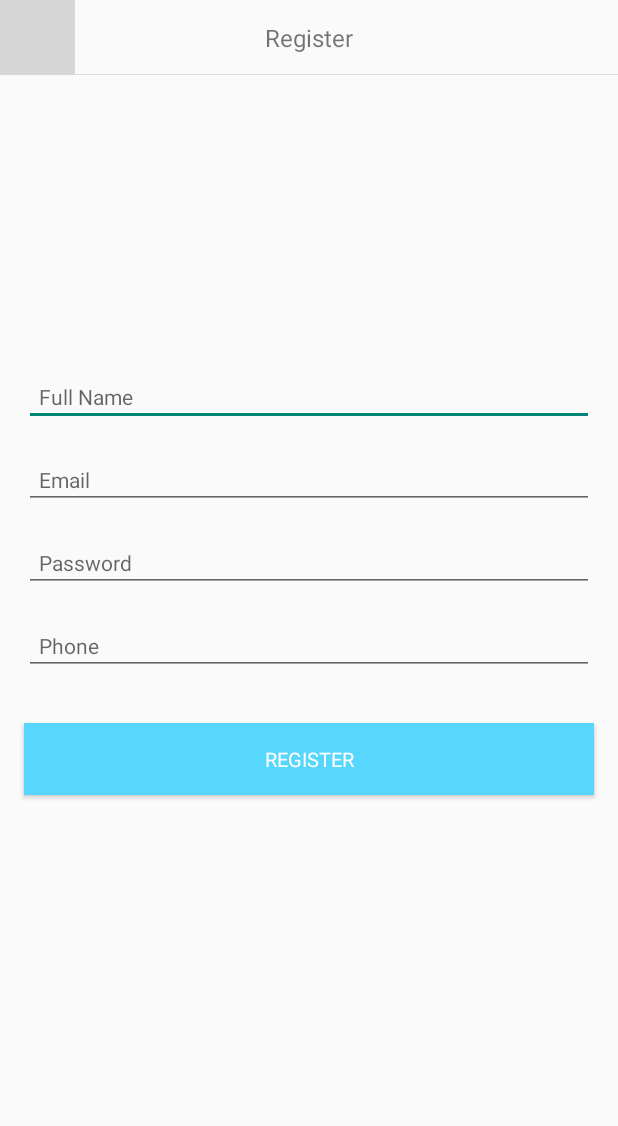
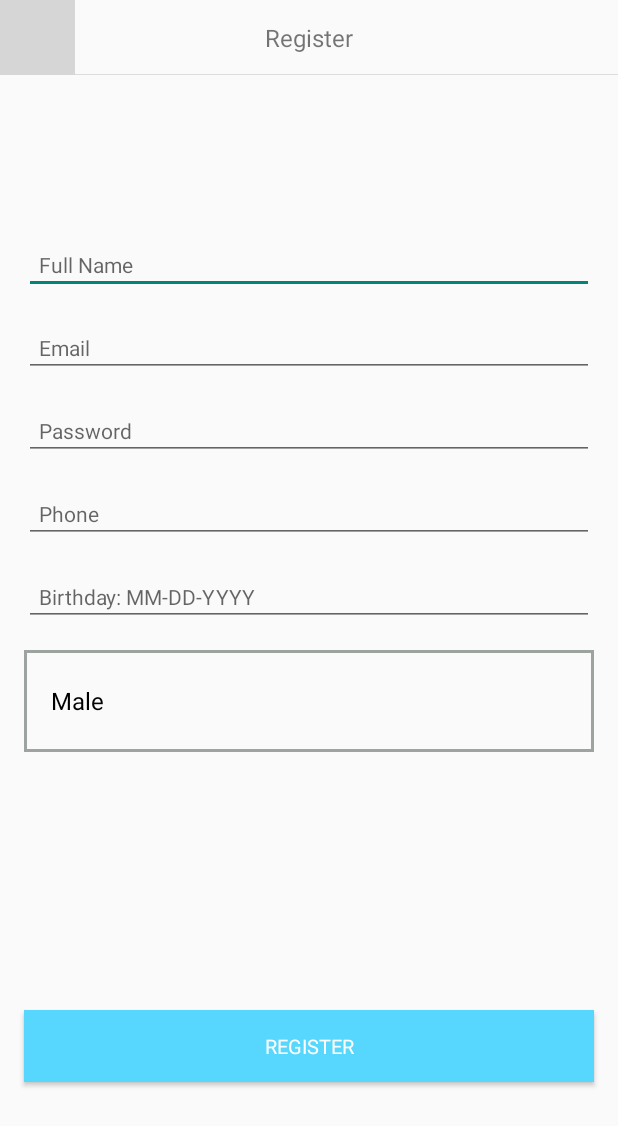
Before and after one commit to ShijieZ123/COMP90018Asm2_02, an Android app: the screen it shows after launch (Register), after a tap on "New Here ? Create Account", on a phone screen of 412 x 824 dp. Shown: the top 1126 px of the screen. Run offline under Robolectric (Android 15) with nearby library versions, the light colour scheme and no system bars; our stand-ins replace Firebase (no records; nobody signed in at launch, a user with empty details on screens opened directly); Roboto replaces fonts that are not available here; grey boxes are pictures that could not be loaded.

Commit message:
profile icon and details

```diff
--- a/app/build.gradle
+++ b/app/build.gradle
@@ -30,7 +30,7 @@ dependencies {
     testImplementation 'junit:junit:4.12'
     implementation 'com.android.support:recyclerview-v7:23.2.1'
     androidTestImplementation 'androidx.test.ext:junit:1.1.1'
-    androidTestImplementation 'androidx.test.espresso:espresso-core:3.2.0'
+    androidTestImplementation 'androidx.test.espresso:espresso-core:2.5.2'
     implementation 'com.jakewharton:butterknife:10.0.0'
     annotationProcessor 'com.jakewharton:butterknife-compiler:10.0.0'
     implementation 'com.squareup.okhttp3:okhttp:3.0.1'
--- a/app/src/main/java/com/derek/googlemap/View/Register.java
+++ b/app/src/main/java/com/derek/googlemap/View/Register.java
@@ -10,10 +10,13 @@ import android.os.Bundle;
 import android.text.TextUtils;
 import android.util.Log;
 import android.view.View;
+import android.widget.AdapterView;
+import android.widget.ArrayAdapter;
 import android.widget.Button;
 import android.widget.EditText;
 import android.widget.ImageView;
 import android.widget.ProgressBar;
+import android.widget.Spinner;
 import android.widget.TextView;
 import android.widget.Toast;
 
@@ -39,7 +42,8 @@ import androidx.core.app.ActivityCompat;
 
 public class Register extends AppCompatActivity {
     public static final String TAG = "TAG";
-    EditText mFullName, mEmail, mPassword, mPhone;
+    EditText mFullName, mEmail, mPassword, mPhone, mBirthday;
+    Spinner mGender;
     Button mRegisterBtn;
     TextView mLoginBtn;
     FirebaseAuth fAuth;
@@ -53,6 +57,9 @@ public class Register extends AppCompatActivity {
     Location location;
     String userID;
 
+    private static final String[] genders = {"Male", "Female", "Other"};
+    private String gender = genders[0];
+
     @Override
     protected void onCreate(Bundle savedInstanceState) {
         super.onCreate(savedInstanceState);
@@ -65,6 +72,12 @@ public class Register extends AppCompatActivity {
         mPhone = findViewById(R.id.phone);
         mRegisterBtn = findViewById(R.id.registerBtn);
         mLoginBtn = findViewById(R.id.createText);
+        mBirthday = findViewById(R.id.birthday);
+        mGender = findViewById(R.id.gender);
+
+        // Add dropdown list content genders into mGender
+        mGender.setAdapter(new ArrayAdapter<>(this, android.R.layout.simple_spinner_dropdown_item, genders));
+//        mGender.setOnItemSelectedListener(this);
 
         fAuth = FirebaseAuth.getInstance();
         fStore = FirebaseFirestore.getInstance();
@@ -100,6 +113,8 @@ public class Register extends AppCompatActivity {
                 String password = mPassword.getText().toString().trim();
                 final String fullName = mFullName.getText().toString();
                 final String phone = mPhone.getText().toString();
+                final String birthday = mBirthday.getText().toString();
+                final String gender =  mGender.getSelectedItem().toString();
 
                 if (TextUtils.isEmpty(email)) {
                     mEmail.setError("Email is Required.");
@@ -113,6 +128,11 @@ public class Register extends AppCompatActivity {
 
                 if (password.length() < 6) {
                     mPassword.setError("Password Must be >= 6 Characters");
+                    return;
+                }
+
+                if(TextUtils.isEmpty(birthday)){
+                    mBirthday.setError("Birthday is required");
                     return;
                 }
 
@@ -139,15 +159,18 @@ public class Register extends AppCompatActivity {
                             });
 
                             Toast.makeText(Register.this, "User Created.", Toast.LENGTH_SHORT).show();
-                            userID = fAuth.getCurrentUser().getUid();
-                            DocumentReference documentReference = fStore.collection("users").document(userID);
+                            DocumentReference documentReference = fStore.collection("users").document(fuser.getUid());
                             Map<String, Object> user = new HashMap<>();
                             user.put("fName", fullName);
                             user.put("email", email);
                             user.put("phone", phone);
-                            user.put("lati", location.getLatitude());
-                            user.put("loti", location.getLongitude());
-                            user.put("friends", "444444");
+                            user.put("birthday",birthday);
+                            user.put("gender",gender);
+//                            user.put("lati", location.getLatitude());
+//                            user.put("loti", location.getLongitude());
+                            user.put("lati", 0.0);
+                            user.put("loti", 0.0);
+                            user.put("friends", "");
                             user.put("imageUrl", "https://img1.baidu.com/it/u=1661289163,995545644&fm=26&fmt=auto");
                             documentReference.set(user).addOnSuccessListener(new OnSuccessListener<Void>() {
                                 @Override
--- /dev/null
+++ b/app/src/main/res/drawable/ic_dropdown_boarder.xml
@@ -0,0 +1,8 @@
+<shape xmlns:android="http://schemas.android.com/apk/res/android"
+    android:shape="rectangle" >
+
+    <stroke
+        android:width="2dp"
+        android:color="#9da39e" />
+
+</shape>
--- a/app/src/main/res/layout/activity_profile.xml
+++ b/app/src/main/res/layout/activity_profile.xml
@@ -7,8 +7,8 @@
 
     <ImageView
         android:id="@+id/icon"
-        android:layout_width="wrap_content"
-        android:layout_height="wrap_content"
+        android:layout_width="200dp"
+        android:layout_height="200dp"
         android:layout_marginTop="104dp"
         app:layout_constraintEnd_toEndOf="parent"
         app:layout_constraintHorizontal_bias="0.5"
--- a/app/src/main/res/layout/activity_register.xml
+++ b/app/src/main/res/layout/activity_register.xml
@@ -6,6 +6,7 @@
     android:layout_height="match_parent">
 
     <RelativeLayout
+        android:id="@+id/relativeLayout"
         android:layout_width="match_parent"
         android:layout_height="50dp"
         tools:ignore="MissingConstraints">
@@ -77,9 +78,10 @@
         android:textSize="14sp"
         app:layout_constraintBottom_toBottomOf="parent"
         app:layout_constraintEnd_toEndOf="parent"
+        app:layout_constraintHorizontal_bias="0.0"
         app:layout_constraintStart_toStartOf="parent"
         app:layout_constraintTop_toBottomOf="@+id/textView2"
-        app:layout_constraintVertical_bias="0.13999999" />
+        app:layout_constraintVertical_bias="0.0" />
 
     <EditText
         android:id="@+id/Email"
@@ -94,6 +96,7 @@
         android:padding="10dp"
         android:textSize="14sp"
         app:layout_constraintEnd_toEndOf="parent"
+        app:layout_constraintHorizontal_bias="0.0"
         app:layout_constraintStart_toStartOf="parent"
         app:layout_constraintTop_toBottomOf="@+id/fullName" />
 
@@ -129,12 +132,49 @@
         app:layout_constraintStart_toStartOf="parent"
         app:layout_constraintTop_toBottomOf="@+id/password" />
 
+    <EditText
+        android:id="@+id/birthday"
+        android:layout_width="0dp"
+        android:layout_height="wrap_content"
+        android:layout_marginStart="16dp"
+        android:layout_marginTop="16dp"
+        android:layout_marginEnd="16dp"
+        android:ems="10"
+        android:hint="Birthday: MM-DD-YYYY"
+        android:inputType="date"
+        android:padding="10dp"
+        android:textSize="14sp"
+        app:layout_constraintEnd_toEndOf="parent"
+        app:layout_constraintStart_toStartOf="parent"
+        app:layout_constraintTop_toBottomOf="@+id/phone" />
+
+    <Spinner
+        android:id="@+id/gender"
+        android:layout_width="0dp"
+        android:layout_height="wrap_content"
+        android:layout_marginStart="16dp"
+        android:layout_marginTop="16dp"
+        android:layout_marginEnd="16dp"
+        android:padding="10dp"
+        android:textSize="14sp"
+        android:background="@drawable/ic_dropdown_boarder"
+        app:layout_constraintEnd_toEndOf="parent"
+        app:layout_constraintStart_toStartOf="parent"
+        android:spinnerMode="dropdown"
+        app:layout_constraintTop_toBottomOf="@+id/birthday"/>
+<!--    <Spinner-->
+<!--        android:id="@+id/gender"-->
+<!--        android:layout_width="match_parent"-->
+<!--        android:layout_height="wrap_content"-->
+<!--        android:background="@android:drawable/btn_dropdown"-->
+<!--        android:spinnerMode="dropdown"-->
+<!--        app:layout_constraintTop_toBottomOf="@+id/birthday"/>-->
     <Button
         android:id="@+id/registerBtn"
         android:layout_width="0dp"
         android:layout_height="wrap_content"
         android:layout_marginStart="16dp"
-        android:layout_marginTop="32dp"
+        android:layout_marginTop="172dp"
         android:layout_marginEnd="16dp"
         android:background="@color/colorAccent"
         android:fontFamily="@font/aclonica"
@@ -142,8 +182,9 @@
         android:textColor="@color/white"
         android:textSize="13sp"
         app:layout_constraintEnd_toEndOf="parent"
+        app:layout_constraintHorizontal_bias="0.0"
         app:layout_constraintStart_toStartOf="parent"
-        app:layout_constraintTop_toBottomOf="@+id/phone" />
+        app:layout_constraintTop_toBottomOf="@+id/gender" />
 
     <TextView
         android:id="@+id/createText"
@@ -170,4 +211,6 @@
         app:layout_constraintVertical_bias="0.26" />
 
 
+
+
 </androidx.constraintlayout.widget.ConstraintLayout>
```
Also changed, not shown: app/src/main/java/com/derek/googlemap/View/ProfileActivity.java (+20 -5 lines), app/src/main/res/drawable/loading.gif (added), 2 other files.
